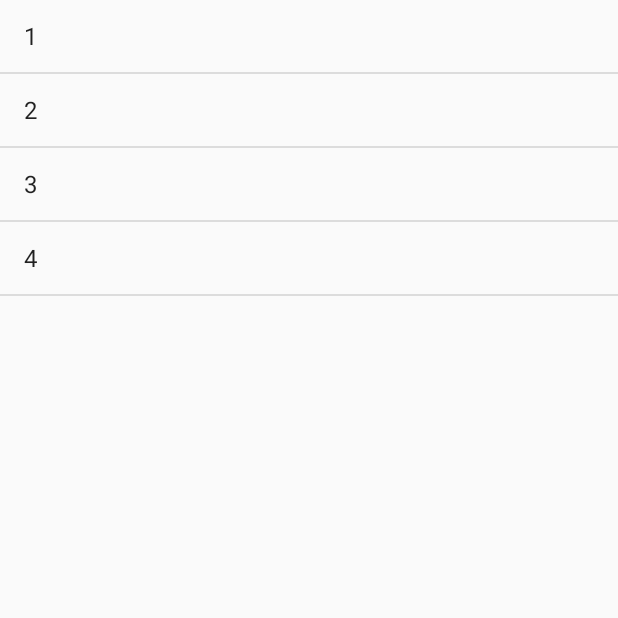
After one commit to amiv-eth/amiv-checkin-app, an Android app: the MemberListActivity screen opened directly, with no data from a screen before it, on a phone screen of 412 x 824 dp, the top half of it. The commit adds this screen. Run offline under Robolectric (Android 15) with nearby library versions, the phone set to English and light mode, and no system bars.

Commit message:
Adding list activity to display the status of all members

```diff
--- a/AMIV-Legiscanner/app/build.gradle
+++ b/AMIV-Legiscanner/app/build.gradle
@@ -33,4 +33,5 @@ dependencies {
     compile 'com.google.android.gms:play-services:7.8+'
     compile 'com.mcxiaoke.volley:library-aar:1.0.0'
     compile 'com.google.android.gms:play-services:11.6.2'
+    implementation 'com.android.support:design:27.0.2'
 }
--- /dev/null
+++ b/AMIV-Legiscanner/app/src/main/java/ch/amiv/legiscanner/amivlegiscanner/MemberListActivity.java
@@ -0,0 +1,44 @@
+package ch.amiv.legiscanner.amivlegiscanner;
+
+import android.app.Activity;
+import android.os.Bundle;
+import android.view.View;
+import android.widget.AdapterView;
+import android.widget.ArrayAdapter;
+import android.widget.ListView;
+import android.widget.Toast;
+
+import java.util.ArrayList;
+
+public class MemberListActivity extends Activity {
+    private ListView mListview;
+    private String[] names = {"1", "2", "3", "4"};
+
+    ArrayList<String> listItems = new ArrayList<String>();
+    ArrayAdapter<String> adapter;
+
+
+    @Override
+    protected void onCreate(Bundle savedInstanceState) {
+        super.onCreate(savedInstanceState);
+        setContentView(R.layout.activity_member_list);
+
+        mListview = (ListView)findViewById(R.id.listView);
+
+        adapter = new ArrayAdapter<String>(this, android.R.layout.simple_list_item_1, android.R.id.text1, names);
+
+        mListview.setAdapter(adapter);
+        mListview.setOnItemClickListener(new AdapterView.OnItemClickListener() {
+            @Override
+            public void onItemClick(AdapterView<?> parent, View view, int position, long id) {
+                int itemPos = position;
+                String itemValue = (String)mListview.getItemAtPosition(itemPos);
+            }
+        });
+    }
+
+    public void UpdateList()
+    {
+
+    }
+}
--- a/AMIV-Legiscanner/app/src/main/java/ch/amiv/legiscanner/amivlegiscanner/SettingsActivity.java
+++ b/AMIV-Legiscanner/app/src/main/java/ch/amiv/legiscanner/amivlegiscanner/SettingsActivity.java
@@ -18,7 +18,7 @@ public class SettingsActivity extends AppCompatActivity {
     private static SharedPreferences SHARED_PREFS;
     private static String SHARED_PREFS_KEY = "com.amivlegiscanner.app";
     private static String URL_PREF_KEY = "com.amivlegiscanner.app.serverurl";
-    private static String DEF_URL = "https://amiv-checkin.ethz.ch";    //NOTE: Set default value before build
+    private static String DEF_URL = "https://checkin.amiv.ethz.ch";    //NOTE: Set default value before build
 
     EditText mUrlField;
 
--- /dev/null
+++ b/AMIV-Legiscanner/app/src/main/res/layout/activity_member_list.xml
@@ -0,0 +1,17 @@
+<?xml version="1.0" encoding="utf-8"?>
+<android.support.constraint.ConstraintLayout xmlns:android="http://schemas.android.com/apk/res/android"
+    xmlns:app="http://schemas.android.com/apk/res-auto"
+    xmlns:tools="http://schemas.android.com/tools"
+    android:layout_width="match_parent"
+    android:layout_height="match_parent"
+    tools:context="ch.amiv.legiscanner.amivlegiscanner.MemberListActivity">
+
+    <ListView
+        android:id="@+id/listView"
+        android:layout_width="fill_parent"
+        android:layout_height="fill_parent"
+        app:layout_constraintBottom_toBottomOf="parent"
+        app:layout_constraintEnd_toEndOf="parent"
+        app:layout_constraintStart_toStartOf="parent"
+        app:layout_constraintTop_toTopOf="parent" />
+</android.support.constraint.ConstraintLayout>
--- a/AMIV-Legiscanner/app/src/main/res/values/colors.xml
+++ b/AMIV-Legiscanner/app/src/main/res/values/colors.xml
@@ -1,6 +1,6 @@
 <?xml version="1.0" encoding="utf-8"?>
 <resources>
-    <color name="colorPrimary">#E8462B</color>
+    <color name="colorPrimary">#e8462b</color>
     <color name="colorPrimaryDark">#1F2D54</color>
     <color name="colorAccent">#5D78C1</color>
     <color name="colorValid">#FF669900</color>
```
Also changed, not shown: AMIV-Legiscanner/app/src/main/AndroidManifest.xml (+9 -3 lines), AMIV-Legiscanner/app/src/main/java/ch/amiv/legiscanner/amivlegiscanner/ScanActivity.java (+15 -1 lines), AMIV-Legiscanner/app/src/main/res/layout/activity_scan.xml (+17 -1 lines).
